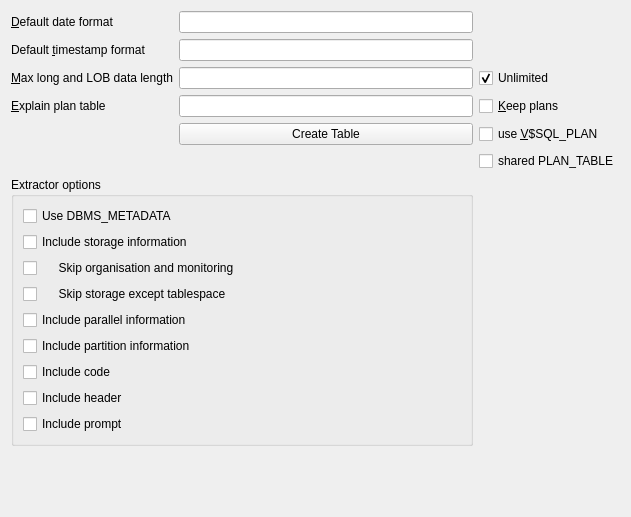
Above: src/connection/tooraclesettingui.ui from tora-tool/tora before the change. Below: the same form after it.
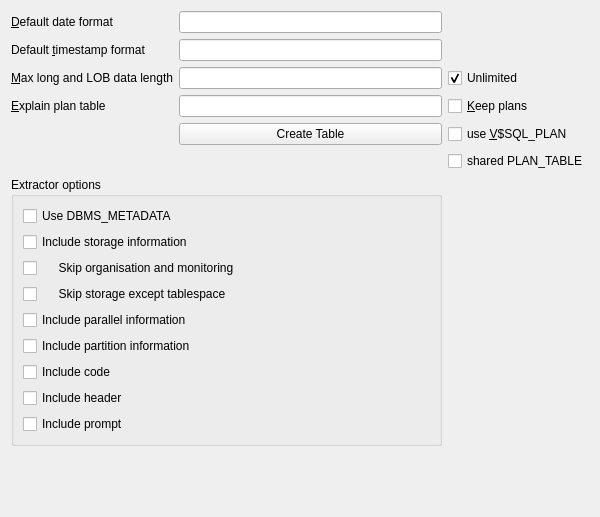
That is the form after the change.

What changed in the file:
```diff
--- a/src/connection/tooraclesettingui.ui
+++ b/src/connection/tooraclesettingui.ui
@@ -6,10 +6,22 @@
    <rect>
     <x>0</x>
     <y>0</y>
-    <width>631</width>
+    <width>600</width>
     <height>517</height>
    </rect>
   </property>
+  <property name="sizePolicy">
+   <sizepolicy hsizetype="Expanding" vsizetype="Preferred">
+    <horstretch>0</horstretch>
+    <verstretch>0</verstretch>
+   </sizepolicy>
+  </property>
+  <property name="minimumSize">
+   <size>
+    <width>600</width>
+    <height>0</height>
+   </size>
+  </property>
   <property name="windowTitle">
    <string>Form1</string>
   </property>
```
Left out of the diff: 24 changed lines with no effect on the pictures.
